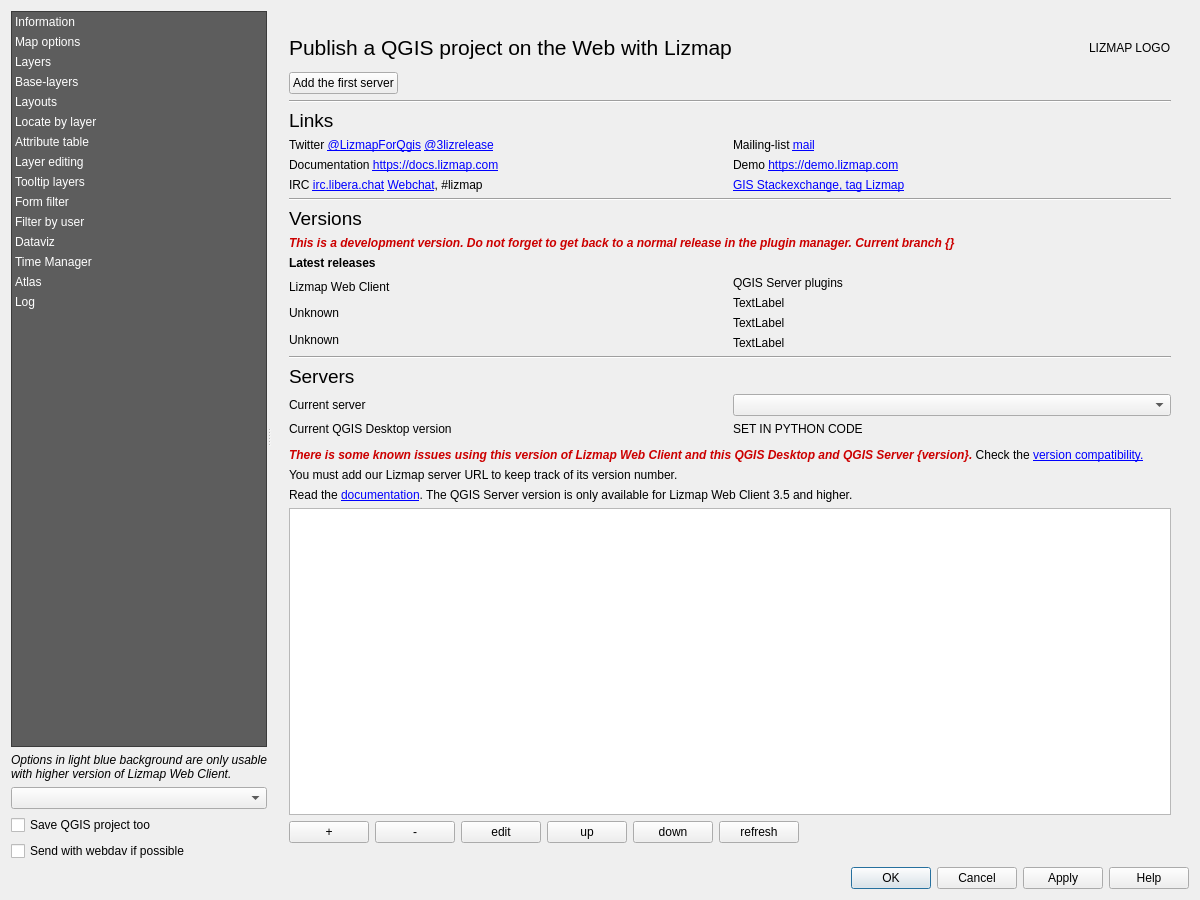
This is lizmap/resources/ui/ui_lizmap.ui in 3liz/lizmap-plugin as Qt 5 draws it before an edit. The edited form follows.
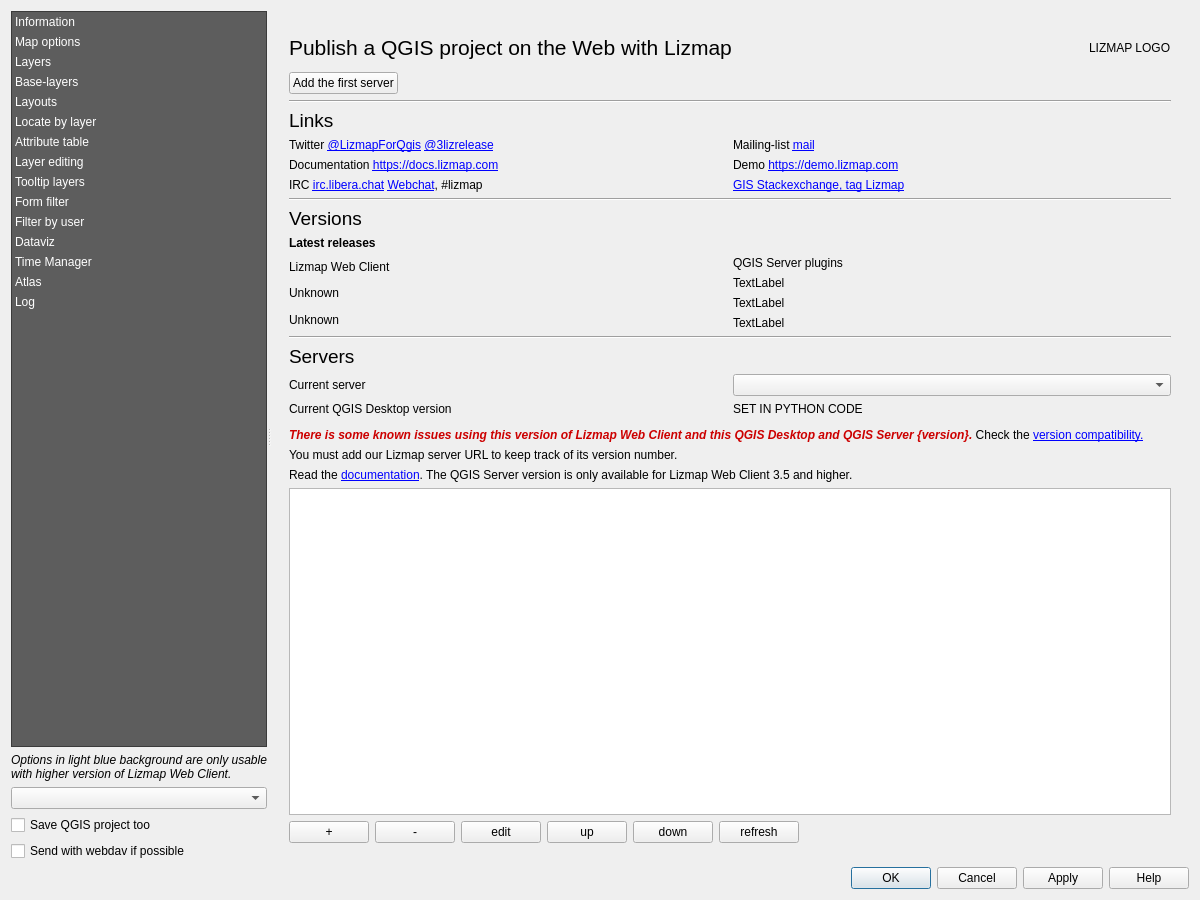
This is the edited form. Custom widgets are drawn as their Qt base class.

Commit message: Remove deprecated label, disable QGS check if autosaver plugin is present

Diff of the .ui file:
```diff
--- a/lizmap/resources/ui/ui_lizmap.ui
+++ b/lizmap/resources/ui/ui_lizmap.ui
@@ -399,16 +399,6 @@
              </property>
             </widget>
            </item>
-           <item>
-            <widget class="QLabel" name="label_dev_version">
-             <property name="text">
-              <string>&lt;html&gt;&lt;head/&gt;&lt;body&gt;&lt;p&gt;&lt;span style=&quot; font-weight:600; font-style:italic; color:#cc0000;&quot;&gt;This is a development version. Do not forget to get back to a normal release in the plugin manager. Current branch {}&lt;/span&gt;&lt;/p&gt;&lt;/body&gt;&lt;/html&gt;</string>
-             </property>
-             <property name="wordWrap">
-              <bool>true</bool>
-             </property>
-            </widget>
-           </item>
            <item>
             <widget class="QLabel" name="label">
              <property name="font">
```
The commit also changes 1 other file.
